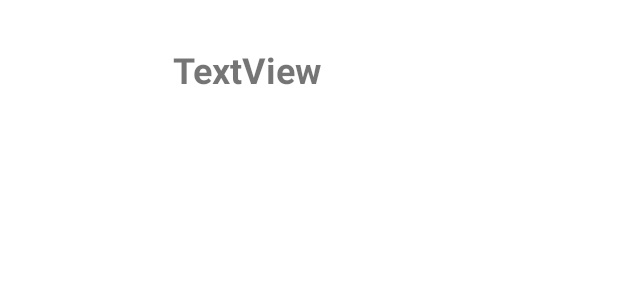
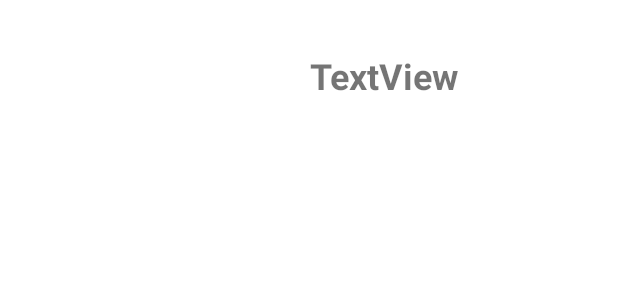
Before and after one commit to bsef19a531/MC_HomeWork_Fruit_Pronounciation_Learner, an Android app: the layout activity_custom_list_view.xml on its own in the app's theme, with its tools: preview values and no code run, on a phone screen of 412 x 824 dp. Shown: the top 300 px of the screen. Run offline under Robolectric (Android 15) with nearby library versions, the phone set to English and light mode, and no system bars.

Commit message:
Completed Custom ListView Logic

```diff
--- a/app/src/main/java/com/example/fruitpronounciationlearner/MainActivity.java
+++ b/app/src/main/java/com/example/fruitpronounciationlearner/MainActivity.java
@@ -3,21 +3,23 @@ package com.example.fruitpronounciationlearner;
 import androidx.appcompat.app.AppCompatActivity;
 
 import android.os.Bundle;
+import android.widget.LinearLayout;
 import android.widget.ListView;
 
 public class MainActivity extends AppCompatActivity {
 
     String fruitName [] = {"Apple", "Apricot", "Banana", "Guava", "Mango", "Orange", "Pineapple", "Pomegranate"};
     int fruitImage [] = {R.drawable.apple,R.drawable.apricot, R.drawable.banana, R.drawable.guava, R.drawable.mango, R.drawable.orange, R.drawable.pineapple, R.drawable.pomegranate};
+    ListView fruitList;
 
     @Override
     protected void onCreate(Bundle savedInstanceState) {
         super.onCreate(savedInstanceState);
         setContentView(R.layout.activity_main);
 
-        ListView fruitList;
-        fruitList = (ListView) findViewById(R.layout.activity_custom_list_view);
+
         CustomListAdapter listAdapter = new CustomListAdapter(this, fruitName, fruitImage);
+        fruitList = (ListView) findViewById(R.id.customlistview);
         fruitList.setAdapter(listAdapter);
     }
 }
--- a/app/src/main/res/layout/activity_custom_list_view.xml
+++ b/app/src/main/res/layout/activity_custom_list_view.xml
@@ -1,7 +1,8 @@
 <?xml version="1.0" encoding="utf-8"?>
-<LinearLayout xmlns:android="http://schemas.android.com/apk/res/android"
+<androidx.constraintlayout.widget.ConstraintLayout xmlns:android="http://schemas.android.com/apk/res/android"
     xmlns:app="http://schemas.android.com/apk/res-auto"
     xmlns:tools="http://schemas.android.com/tools"
+    android:id="@+id/customlistview"
     android:layout_width="match_parent"
     android:layout_height="wrap_content"
     tools:context=".CustomListView">
@@ -9,17 +10,22 @@
     <ImageView
         android:id="@+id/imageIcon"
         android:layout_width="100dp"
-        android:layout_height="100dp" />
+        android:layout_height="100dp"
+        app:layout_constraintBottom_toBottomOf="parent"
+        app:layout_constraintStart_toStartOf="parent"
+        app:layout_constraintTop_toTopOf="parent" />
 
     <TextView
         android:id="@+id/textView"
         android:layout_width="wrap_content"
         android:layout_height="wrap_content"
-        android:layout_marginStart="15dp"
-        android:layout_marginTop="30dp"
         android:layout_weight="1"
         android:text="TextView"
         android:textAlignment="textStart"
         android:textSize="24sp"
-        android:textStyle="bold" />
-</LinearLayout>
+        android:textStyle="bold"
+        app:layout_constraintBottom_toBottomOf="parent"
+        app:layout_constraintEnd_toEndOf="parent"
+        app:layout_constraintStart_toEndOf="@+id/imageIcon"
+        app:layout_constraintTop_toTopOf="parent" />
+</androidx.constraintlayout.widget.ConstraintLayout>
```
